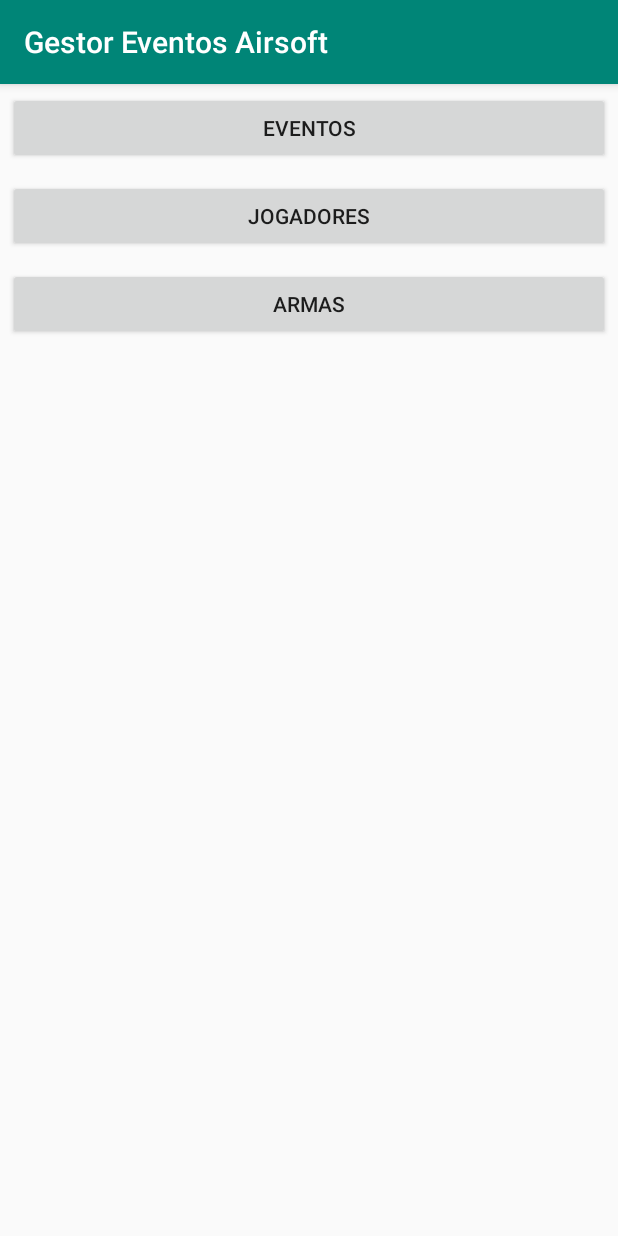
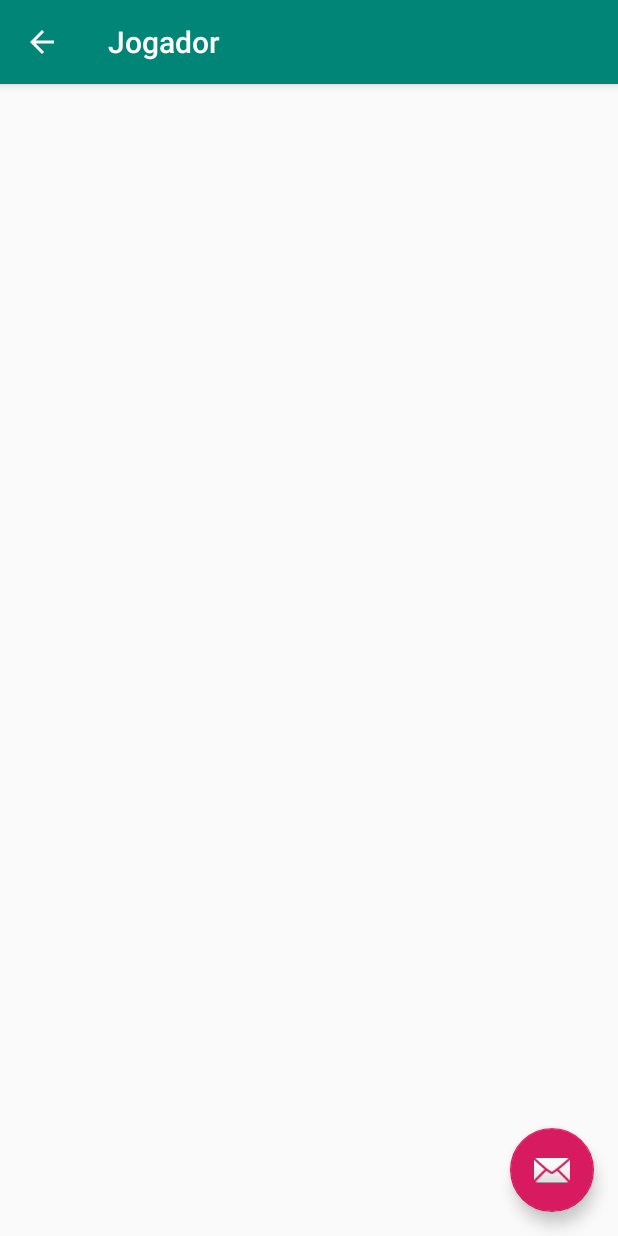
Before and after one commit to leonelr9/GestorEventosAirsoft, an Android app: the screen it shows after launch (MainActivity before the commit, Jogador after it), after a tap on "JOGADORES", on a phone screen of 412 x 824 dp. Run offline under Robolectric (Android 15) with nearby library versions, the phone set to English and light mode, and no system bars.

Commit message:
Chama nova janela

```diff
--- a/app/build.gradle
+++ b/app/build.gradle
@@ -22,6 +22,7 @@ dependencies {
     implementation fileTree(dir: 'libs', include: ['*.jar'])
     implementation 'com.android.support:appcompat-v7:28.0.0'
     implementation 'com.android.support.constraint:constraint-layout:1.1.3'
+    implementation 'com.android.support:design:28.0.0'
     testImplementation 'junit:junit:4.12'
     androidTestImplementation 'com.android.support.test:runner:1.0.2'
     androidTestImplementation 'com.android.support.test.espresso:espresso-core:3.0.2'
--- a/app/src/main/AndroidManifest.xml
+++ b/app/src/main/AndroidManifest.xml
@@ -9,6 +9,15 @@
         android:roundIcon="@mipmap/ic_launcher_round"
         android:supportsRtl="true"
         android:theme="@style/AppTheme">
+        <activity
+            android:name=".Jogador"
+            android:label="@string/title_activity_jogador"
+            android:parentActivityName=".MainActivity"
+            android:theme="@style/AppTheme.NoActionBar">
+            <meta-data
+                android:name="android.support.PARENT_ACTIVITY"
+                android:value="com.example.gestoreventosairsoft.MainActivity" />
+        </activity>
         <activity android:name=".MainActivity">
             <intent-filter>
                 <action android:name="android.intent.action.MAIN" />
--- /dev/null
+++ b/app/src/main/java/com/example/gestoreventosairsoft/Jogador.java
@@ -0,0 +1,30 @@
+package com.example.gestoreventosairsoft;
+
+import android.os.Bundle;
+import android.support.design.widget.FloatingActionButton;
+import android.support.design.widget.Snackbar;
+import android.support.v7.app.AppCompatActivity;
+import android.support.v7.widget.Toolbar;
+import android.view.View;
+
+public class Jogador extends AppCompatActivity {
+
+    @Override
+    protected void onCreate(Bundle savedInstanceState) {
+        super.onCreate(savedInstanceState);
+        setContentView(R.layout.activity_jogador);
+        Toolbar toolbar = findViewById(R.id.toolbar);
+        setSupportActionBar(toolbar);
+
+        FloatingActionButton fab = findViewById(R.id.fab);
+        fab.setOnClickListener(new View.OnClickListener() {
+            @Override
+            public void onClick(View view) {
+                Snackbar.make(view, "Replace with your own action", Snackbar.LENGTH_LONG)
+                        .setAction("Action", null).show();
+            }
+        });
+        getSupportActionBar().setDisplayHomeAsUpEnabled(true);
+    }
+
+}
--- a/app/src/main/java/com/example/gestoreventosairsoft/MainActivity.java
+++ b/app/src/main/java/com/example/gestoreventosairsoft/MainActivity.java
@@ -1,5 +1,6 @@
 package com.example.gestoreventosairsoft;
 
+import android.content.Intent;
 import android.support.v7.app.AppCompatActivity;
 import android.os.Bundle;
 import android.view.View;
@@ -18,7 +19,8 @@ public class MainActivity extends AppCompatActivity {
     }
 
     public void mostraMensagemJogador(View view) {
-        Toast.makeText(this, "Vai para a pagina de Jogadores", Toast.LENGTH_LONG).show();
+        Intent intent = new Intent(this, Jogador.class);
+        startActivity(intent);
     }
     public void mostraMensagemArmas(View view) {
         Toast.makeText(this, "Vai para a pagina de Armas", Toast.LENGTH_LONG).show();
--- /dev/null
+++ b/app/src/main/res/layout/activity_jogador.xml
@@ -0,0 +1,33 @@
+<?xml version="1.0" encoding="utf-8"?>
+<android.support.design.widget.CoordinatorLayout xmlns:android="http://schemas.android.com/apk/res/android"
+    xmlns:app="http://schemas.android.com/apk/res-auto"
+    xmlns:tools="http://schemas.android.com/tools"
+    android:layout_width="match_parent"
+    android:layout_height="match_parent"
+    tools:context=".Jogador">
+
+    <android.support.design.widget.AppBarLayout
+        android:layout_width="match_parent"
+        android:layout_height="wrap_content"
+        android:theme="@style/AppTheme.AppBarOverlay">
+
+        <android.support.v7.widget.Toolbar
+            android:id="@+id/toolbar"
+            android:layout_width="match_parent"
+            android:layout_height="?attr/actionBarSize"
+            android:background="?attr/colorPrimary"
+            app:popupTheme="@style/AppTheme.PopupOverlay" />
+
+    </android.support.design.widget.AppBarLayout>
+
+    <include layout="@layout/content_jogador" />
+
+    <android.support.design.widget.FloatingActionButton
+        android:id="@+id/fab"
+        android:layout_width="wrap_content"
+        android:layout_height="wrap_content"
+        android:layout_gravity="bottom|end"
+        android:layout_margin="@dimen/fab_margin"
+        app:srcCompat="@android:drawable/ic_dialog_email" />
+
+</android.support.design.widget.CoordinatorLayout>
--- /dev/null
+++ b/app/src/main/res/layout/content_jogador.xml
@@ -0,0 +1,11 @@
+<?xml version="1.0" encoding="utf-8"?>
+<android.support.constraint.ConstraintLayout xmlns:android="http://schemas.android.com/apk/res/android"
+    xmlns:app="http://schemas.android.com/apk/res-auto"
+    xmlns:tools="http://schemas.android.com/tools"
+    android:layout_width="match_parent"
+    android:layout_height="match_parent"
+    app:layout_behavior="@string/appbar_scrolling_view_behavior"
+    tools:context=".Jogador"
+    tools:showIn="@layout/activity_jogador">
+
+</android.support.constraint.ConstraintLayout>
--- /dev/null
+++ b/app/src/main/res/values/dimens.xml
@@ -0,0 +1,3 @@
+<resources>
+    <dimen name="fab_margin">16dp</dimen>
+</resources>
--- a/app/src/main/res/values/strings.xml
+++ b/app/src/main/res/values/strings.xml
@@ -3,4 +3,5 @@
     <string name="eventos">Eventos</string>
     <string name="jogadores">Jogadores</string>
     <string name="armas">Armas</string>
+    <string name="title_activity_jogador">Jogador</string>
 </resources>
--- a/app/src/main/res/values/styles.xml
+++ b/app/src/main/res/values/styles.xml
@@ -8,4 +8,13 @@
         <item name="colorAccent">@color/colorAccent</item>
     </style>
 
+    <style name="AppTheme.NoActionBar">
+        <item name="windowActionBar">false</item>
+        <item name="windowNoTitle">true</item>
+    </style>
+
+    <style name="AppTheme.AppBarOverlay" parent="ThemeOverlay.AppCompat.Dark.ActionBar" />
+
+    <style name="AppTheme.PopupOverlay" parent="ThemeOverlay.AppCompat.Light" />
+
 </resources>
```
